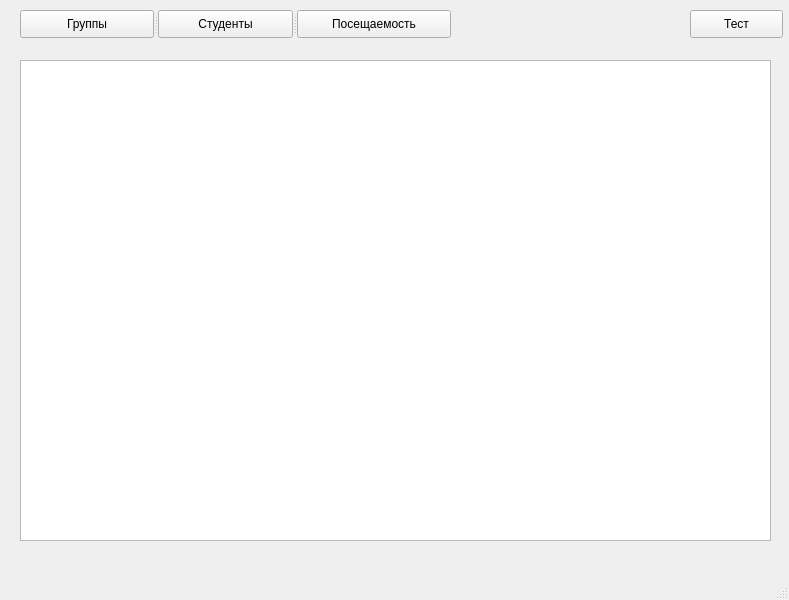
This is design.ui in podlev/attendance as Qt 5 draws it before an edit. The edited form follows.
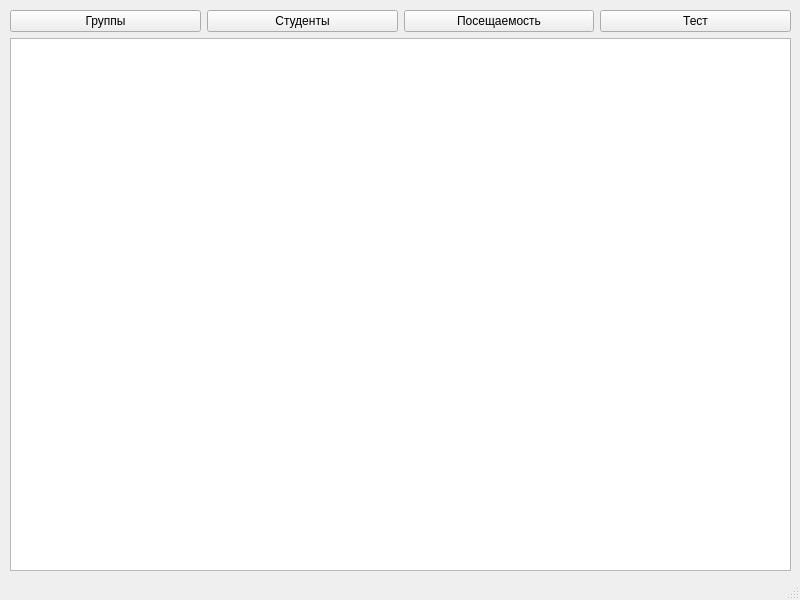
This is the edited form.

```diff
--- a/design.ui
+++ b/design.ui
@@ -6,7 +6,7 @@
    <rect>
     <x>0</x>
     <y>0</y>
-    <width>789</width>
+    <width>800</width>
     <height>600</height>
    </rect>
   </property>
@@ -14,67 +14,53 @@
    <string>MainWindow</string>
   </property>
   <widget class="QWidget" name="centralwidget">
-   <widget class="QPushButton" name="test_button">
+   <widget class="QWidget" name="">
     <property name="geometry">
      <rect>
-      <x>690</x>
+      <x>10</x>
       <y>10</y>
-      <width>93</width>
-      <height>28</height>
+      <width>781</width>
+      <height>561</height>
      </rect>
     </property>
-    <property name="text">
-     <string>Тест</string>
-    </property>
-   </widget>
-   <widget class="QTableWidget" name="tableWidget">
-    <property name="geometry">
-     <rect>
-      <x>20</x>
-      <y>60</y>
-      <width>751</width>
-      <height>481</height>
-     </rect>
-    </property>
-   </widget>
-   <widget class="QSplitter" name="splitter">
-    <property name="geometry">
-     <rect>
-      <x>20</x>
-      <y>10</y>
-      <width>431</width>
-      <height>28</height>
-     </rect>
-    </property>
-    <property name="orientation">
-     <enum>Qt::Horizontal</enum>
-    </property>
+    <layout class="QVBoxLayout" name="verticalLayout">
+     <item>
+      <layout class="QHBoxLayout" name="horizontalLayout">
+       <item>
     <widget class="QPushButton" name="group_button">
      <property name="text">
       <string>Группы</string>
      </property>
     </widget>
+       </item>
+       <item>
     <widget class="QPushButton" name="student_button">
      <property name="text">
       <string>Студенты</string>
      </property>
     </widget>
+       </item>
+       <item>
     <widget class="QPushButton" name="attendance_button">
      <property name="text">
       <string>Посещаемость</string>
      </property>
     </widget>
-   </widget>
-  </widget>
-  <widget class="QMenuBar" name="menubar">
-   <property name="geometry">
-    <rect>
-     <x>0</x>
-     <y>0</y>
-     <width>789</width>
-     <height>26</height>
-    </rect>
-   </property>
+       </item>
+       <item>
+        <widget class="QPushButton" name="test_button">
+         <property name="text">
+          <string>Тест</string>
+         </property>
+        </widget>
+       </item>
+      </layout>
+     </item>
+     <item>
+      <widget class="QTableWidget" name="tableWidget"/>
+     </item>
+    </layout>
+   </widget>
   </widget>
   <widget class="QStatusBar" name="statusbar"/>
  </widget>
```
Left out of the diff: 2 changed lines with no effect on the pictures. Lines whose indentation alone changed are shown as unchanged.
